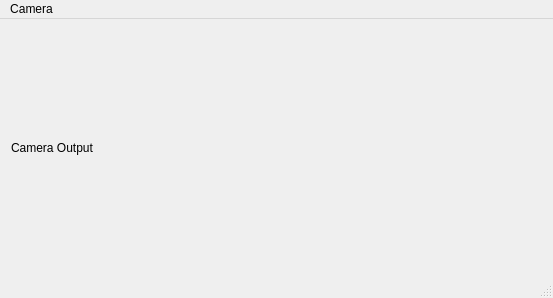
This is GuiMainWindow.ui in msp301/track_camera as Qt 5 draws it before an edit. The edited form follows.
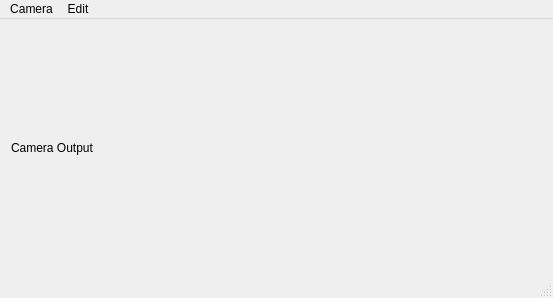
This is the edited form.

```diff
--- a/GuiMainWindow.ui
+++ b/GuiMainWindow.ui
@@ -47,7 +47,14 @@
     <addaction name="separator"/>
     <addaction name="actionQuit"/>
    </widget>
+   <widget class="QMenu" name="menuEdit">
+    <property name="title">
+     <string>Edit</string>
+    </property>
+    <addaction name="actionShow_Faces"/>
+   </widget>
    <addaction name="menuCamera"/>
+   <addaction name="menuEdit"/>
   </widget>
   <widget class="QStatusBar" name="statusBar"/>
   <action name="actionStart">
```
Left out of the diff: 5 changed lines with no effect on the pictures.
